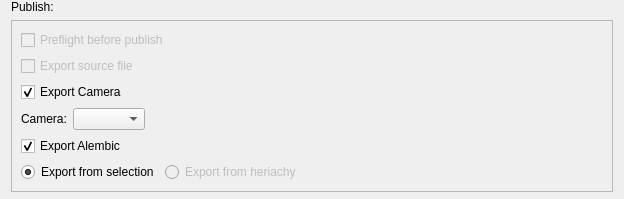
Old version of the form check/mm/gui/extend_pub_widget.ui in the repository CX-kkk/preflight.
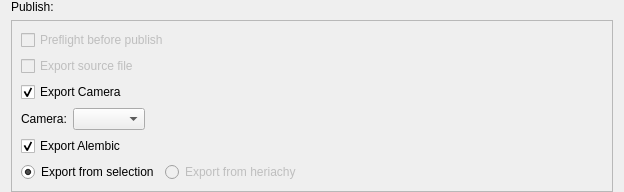
New version of the form.

Patch:
```diff
--- a/check/mm/gui/extend_pub_widget.ui
+++ b/check/mm/gui/extend_pub_widget.ui
@@ -7,7 +7,7 @@
     <x>0</x>
     <y>0</y>
     <width>624</width>
-    <height>199</height>
+    <height>186</height>
    </rect>
   </property>
   <property name="windowTitle">
```
Left out of the diff: 8 changed lines with no effect on the pictures.
